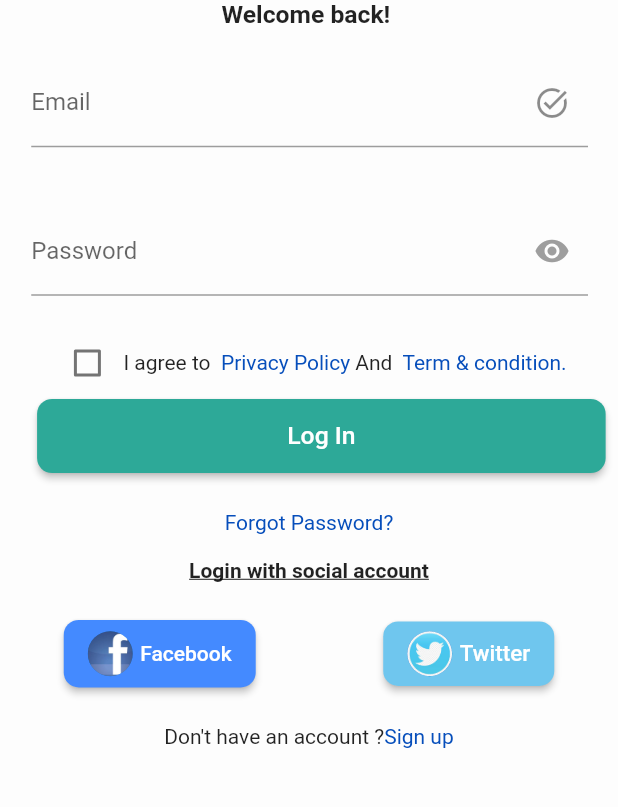
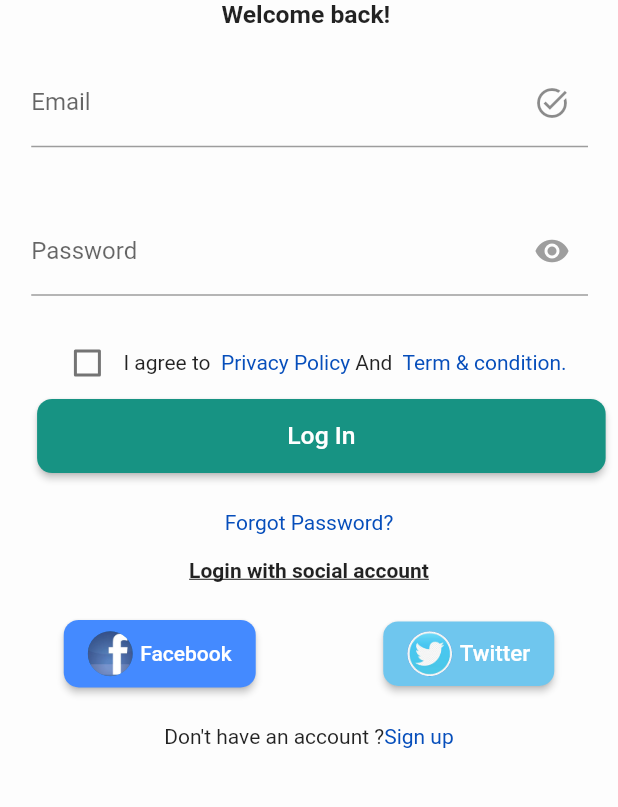
Before and after one commit to shahzebnaqvi/Medical_App, a Flutter app: the screen it shows after launch, on a phone screen of 412 x 824 dp, the part 349-1156 px from its top. Run offline on Flutter 3.47's test engine with Material 2 defaults, Android fonts, the phone set to English and light mode, and no system bars; our stand-ins replace carousel_slider, flutter_speed_dial, get, image_picker, lottie; missing offline and left inert: ml_kit_ocr.

```diff
--- a/lib/Constants/constants.dart
+++ b/lib/Constants/constants.dart
@@ -13,7 +13,7 @@ class Constants {
   static const Color bluecolor = Color.fromARGB(255, 25, 129, 214);
   static const Color redcolor = Colors.red;
   static const Color blackcolor = Colors.black;
-  static const Color cyan_dark = Color.fromARGB(255, 45, 169, 152);
+  static const Color cyan_dark = Color.fromARGB(255, 23, 147, 131);
   static const Color cyan_light = Color.fromARGB(255, 111, 198, 238);
 
   static const Color grey = Colors.grey;
```
